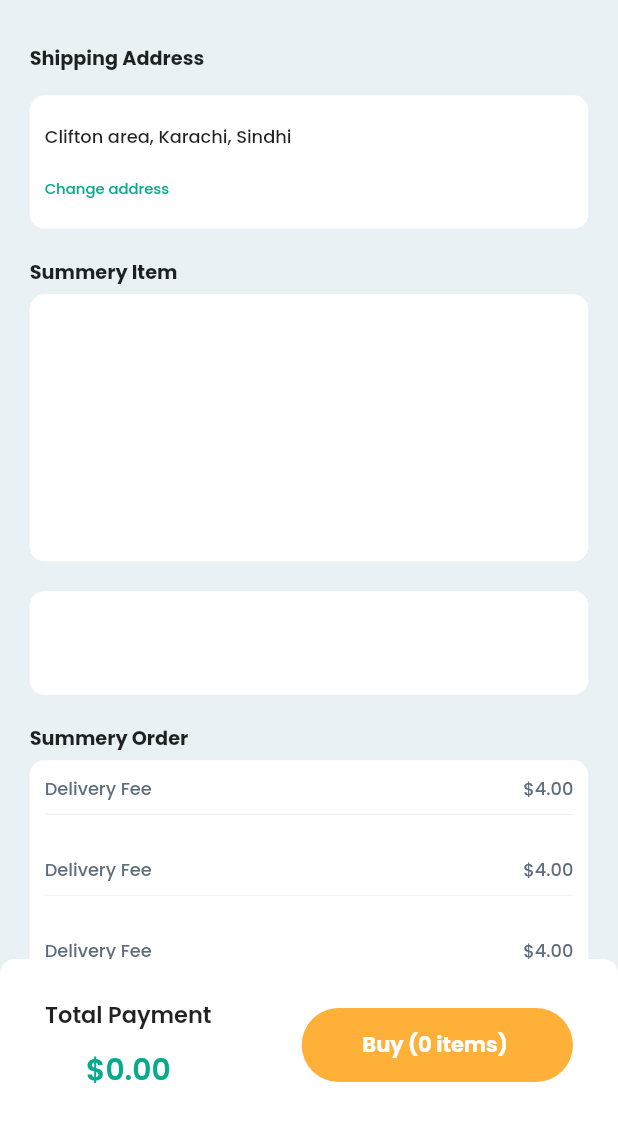
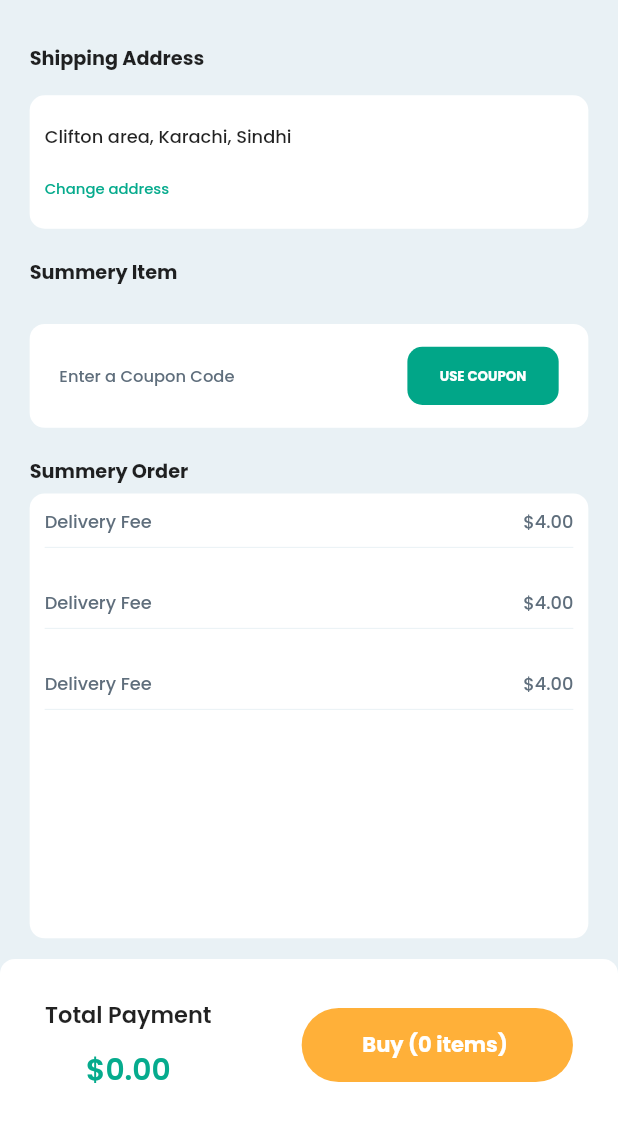
Before and after one commit to MurtazaFlutter/Shop-App-provider, a Flutter app: the CheckOutScreen screen opened directly, on a phone screen of 412 x 824 dp, the part 105-1236 px from its top. Run offline on Flutter 3.47's test engine with Material 2 defaults, Android fonts, the phone set to English and light mode, and no system bars; our stand-ins replace flutter_svg, google_fonts.

Commit message:
checkout screen functions added

```diff
--- a/lib/features/checkout/views/check_out_screen.dart
+++ b/lib/features/checkout/views/check_out_screen.dart
@@ -16,6 +16,7 @@ class CheckOutScreen extends StatelessWidget {
   Widget build(BuildContext context) {
     final cart = Provider.of<CartProvider>(context, listen: false);
     SizeConfig().init(context);
+
     return Scaffold(
       bottomNavigationBar: BuyItem(
         price: (cart.totalPrice).toStringAsFixed(2),
@@ -48,20 +49,97 @@ class CheckOutScreen extends StatelessWidget {
                 height: SizeConfig.defaultSize! * .5,
               ),
               CheckOutContainer(
-                height: SizeConfig.defaultSize! * 18,
+                // height: SizeConfig.defaultSize! * 18,
                 width: double.infinity,
                 onTap: () {},
-                child: Container(),
+                child: ListView.builder(
+                    shrinkWrap: true,
+                    physics: const NeverScrollableScrollPhysics(),
+                    itemCount: cart.items.length,
+                    itemBuilder: ((context, index) {
+                      final item = cart.items[index];
+                      return Padding(
+                        padding: EdgeInsets.symmetric(
+                          horizontal: SizeConfig.defaultSize! * 1,
+                          vertical: SizeConfig.defaultSize! * 1,
+                        ),
+                        child: Column(
+                          children: [
+                            Row(
+                              mainAxisAlignment: MainAxisAlignment.spaceBetween,
+                              children: [
+                                Row(
+                                  children: [
+                                    Image.asset(
+                                      item.homeProducts.image,
+                                      height: SizeConfig.defaultSize! * 6,
+                                      width: SizeConfig.defaultSize! * 6,
+                                    ),
+                                    Column(
+                                      children: [
+                                        Text(item.homeProducts.productTitle),
+                                        Text(
+                                          '\$${item.homeProducts.priceOne}',
+                                          style: kSemiBold.copyWith(
+                                              fontSize:
+                                                  SizeConfig.defaultSize! * 1.5,
+                                              color: kGreen),
+                                        ),
+                                      ],
+                                    ),
+                                    Align(
+                                      alignment: Alignment.centerRight,
+                                      child: Text(
+                                          'Quantity ${item.homeProducts.quantity}'),
+                                    ),
+                                  ],
+                                ),
+                              ],
+                            ),
+                            const Divider()
+                          ],
+                        ),
+                      );
+                    })),
               ),
               SizedBox(
                 height: SizeConfig.defaultSize! * 2,
               ),
               CheckOutContainer(
-                height: SizeConfig.defaultSize! * 7,
-                width: double.infinity,
-                onTap: () {},
-                child: Container(),
-              ),
+                  height: SizeConfig.defaultSize! * 7,
+                  width: double.infinity,
+                  onTap: () {},
+                  child: Padding(
+                    padding: EdgeInsets.symmetric(
+                        horizontal: SizeConfig.defaultSize! * 2),
+                    child: Row(
+                      mainAxisAlignment: MainAxisAlignment.spaceBetween,
+                      children: [
+                        Text(
+                          'Enter a Coupon Code',
+                          style: kRegular.copyWith(
+                              color: kGrey,
+                              fontSize: SizeConfig.defaultSize! * 1.1),
+                        ),
+                        Container(
+                          height: SizeConfig.defaultSize! * 3.92,
+                          width: SizeConfig.defaultSize! * 10.2,
+                          decoration: BoxDecoration(
+                            borderRadius: BorderRadius.circular(10),
+                            color: const Color(0xff01A688),
+                          ),
+                          child: Center(
+                            child: Text(
+                              'Use Coupon'.toUpperCase(),
+                              style: kSemiBold.copyWith(
+                                  color: Colors.white,
+                                  fontSize: SizeConfig.defaultSize! * 0.9),
+                            ),
+                          ),
+                        )
+                      ],
+                    ),
+                  )),
               SizedBox(
                 height: SizeConfig.defaultSize! * 2,
               ),
--- a/lib/features/checkout/widgets/check_out_container.dart
+++ b/lib/features/checkout/widgets/check_out_container.dart
@@ -1,12 +1,12 @@
 import 'package:flutter/material.dart';
 
 class CheckOutContainer extends StatelessWidget {
-  final double height;
+  double? height;
   final double width;
   final VoidCallback onTap;
   final Widget child;
-  const CheckOutContainer({
-    required this.height,
+  CheckOutContainer({
+    this.height,
     required this.width,
     required this.onTap,
     required this.child,
@@ -17,6 +17,7 @@ class CheckOutContainer extends StatelessWidget {
   Widget build(BuildContext context) {
     return InkWell(
       onTap: onTap,
+      child: Expanded(
         child: Container(
           height: height,
           width: width,
@@ -26,6 +27,7 @@ class CheckOutContainer extends StatelessWidget {
           ),
           child: child,
         ),
+      ),
     );
   }
 }
--- a/lib/main.dart
+++ b/lib/main.dart
@@ -15,6 +15,10 @@ class MyApp extends StatelessWidget {
 
   @override
   Widget build(BuildContext context) {
+    SystemChrome.setPreferredOrientations([
+      DeviceOrientation.portraitUp,
+      DeviceOrientation.portraitDown,
+    ]);
     return MaterialApp(
         theme: ThemeData(
             textTheme: GoogleFonts.poppinsTextTheme(),
```
Lines whose indentation alone changed are shown as unchanged.
